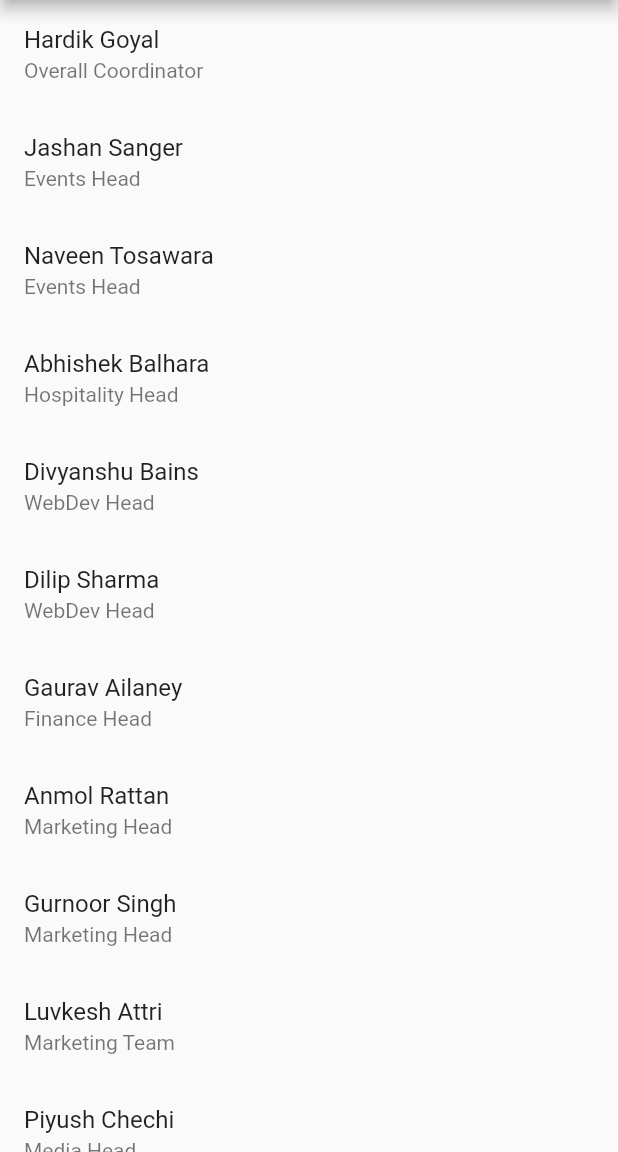
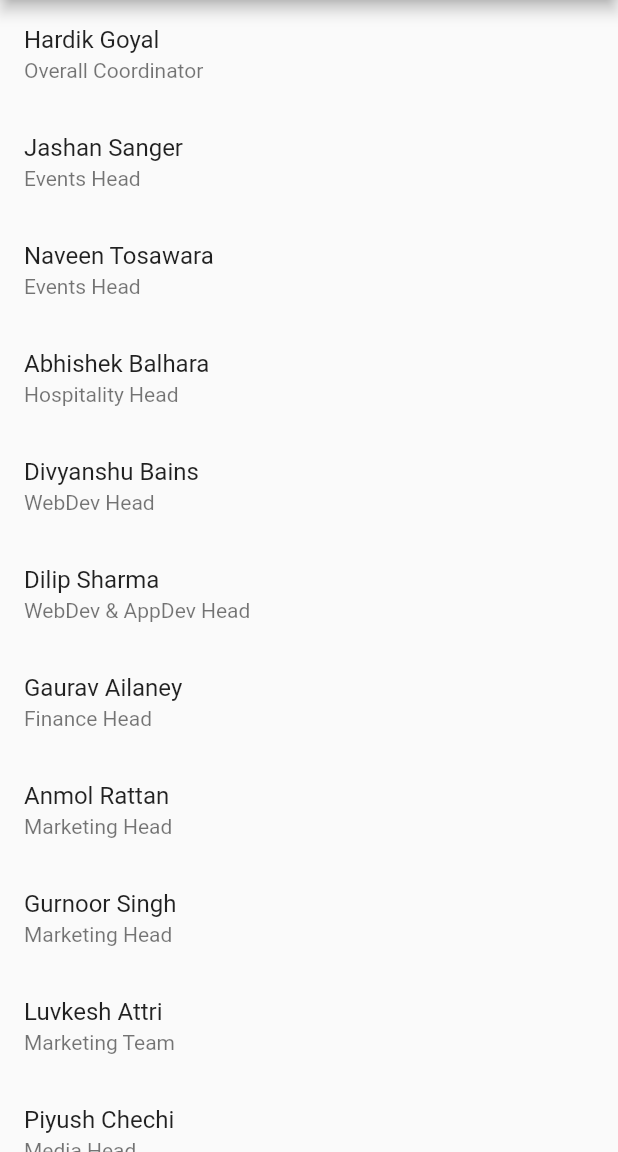
Before and after one commit to abhinav-khanna/zeitgeist-2019, a Flutter app: the CoreTeam screen opened directly, on a phone screen of 412 x 824 dp, the part 84-1236 px from its top. Run offline on Flutter 3.47's test engine with Material 2 defaults, Android fonts, the phone set to English and light mode, and no system bars; our stand-ins replace date_format, firebase_messaging; accounts and stored records are empty; network calls fail.

Commit message:
Release new version

```diff
--- a/lib/Team.dart
+++ b/lib/Team.dart
@@ -44,7 +44,7 @@ class CoreTeam extends StatelessWidget{
 
                 ListTile(
                   title: Text("Dilip Sharma"),
-                  subtitle: Text("WebDev Head"),
+                  subtitle: Text("WebDev & AppDev Head"),
                 ),
 
                 ListTile(
```
